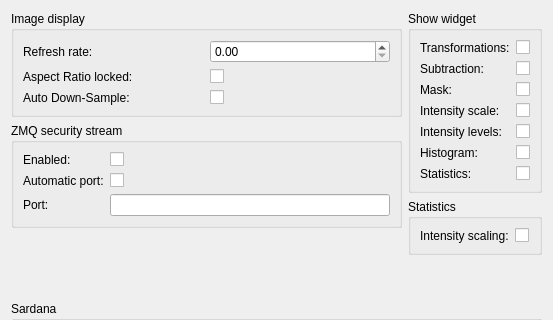
syncope/lavue, file lavuelib/ui/ConfigDialog.ui: the form before one commit; both pictures show x 0 to 553 and y 0 to 320 of the 553 by 700 pixel window.
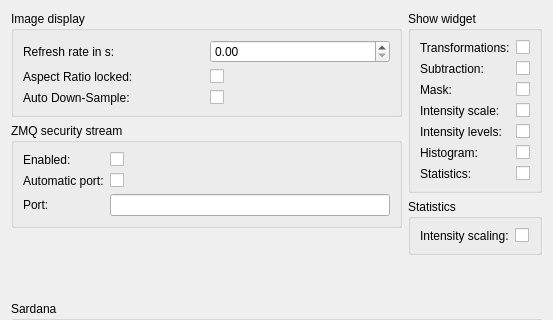
The form after the commit.

Commit message: update configuration ratelabel

```diff
--- a/lavuelib/ui/ConfigDialog.ui
+++ b/lavuelib/ui/ConfigDialog.ui
@@ -34,7 +34,7 @@
                  <string>refresh rate of the image in seconds</string>
                 </property>
                 <property name="text">
-                 <string>Refresh rate:</string>
+                 <string>Refresh rate in s:</string>
                 </property>
                 <property name="buddy">
                  <cstring>rateDoubleSpinBox</cstring>
```
